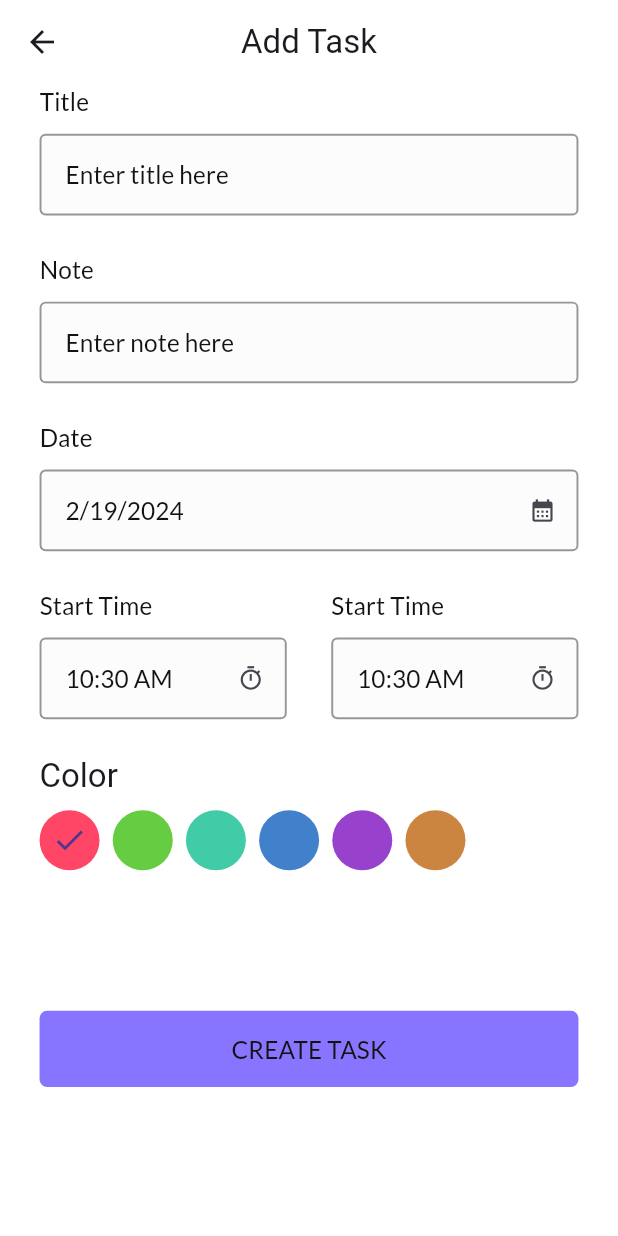
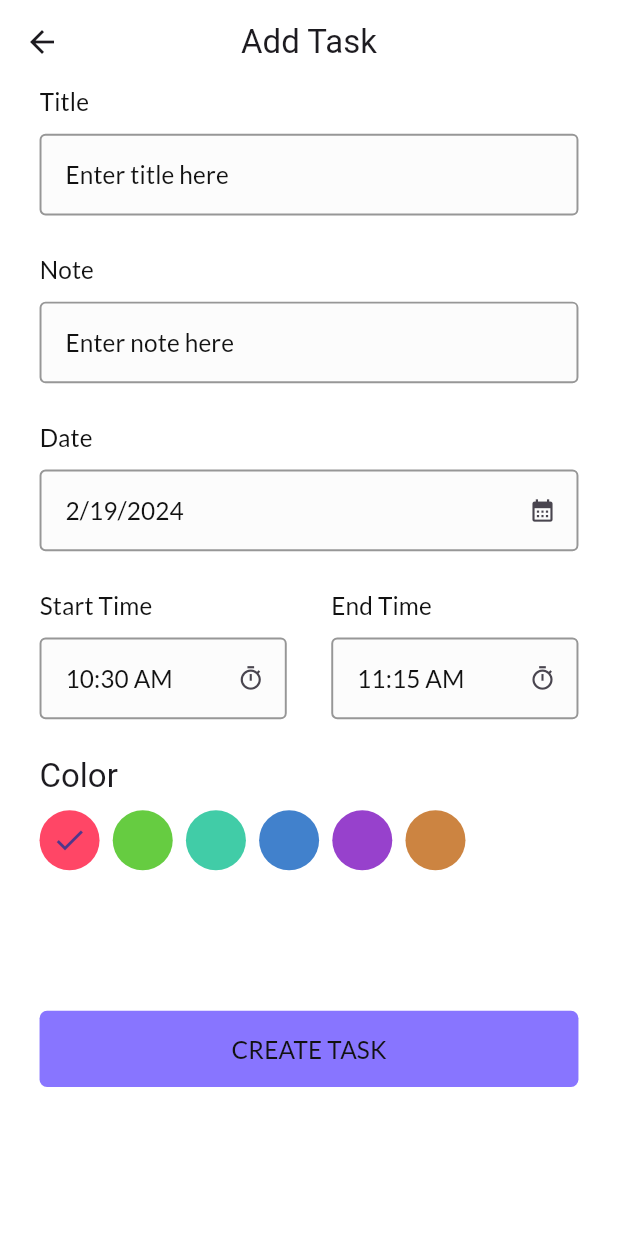
Before and after one commit to AbdoAlHady/UP_TODO, a Flutter app: the HomeScreen screen opened by its route, after a tap on the "add" icon, on a phone screen of 412 x 824 dp. Run offline on Flutter 3.47's test engine with Material 3 defaults, Android fonts, the phone set to English and light mode, and no system bars; our stand-ins replace date_picker_timeline, flutter_bloc, flutter_screenutil, get_it, google_fonts, shared_preferences and 1 more; accounts and stored records are empty.

Commit message:
add Task Cubit

```diff
--- a/lib/core/di/dependancy_jnjection.dart
+++ b/lib/core/di/dependancy_jnjection.dart
@@ -1,6 +1,7 @@
 import 'package:get_it/get_it.dart';
 import 'package:todo_app/core/database/cache_helper.dart';
 import 'package:todo_app/features/authentication/presentaion/cubit/on_boarding_cubit.dart';
+import 'package:todo_app/features/task/presentation/cubit/add_task_cubit.dart';
 
 final getIt = GetIt.instance;
 
@@ -10,4 +11,8 @@ Future<void> setupGetIt() async {
 
   // OnBoarding Cubit
   getIt.registerFactory<OnBoardingCubit>(() => OnBoardingCubit());
+
+  // Task Cubit
+  getIt.registerFactory<TaskCubit>(() => TaskCubit());
+
 }
--- /dev/null
+++ b/lib/features/task/data/model/task_model.dart
@@ -0,0 +1,21 @@
+class TaskModel {
+  final String title;
+  final String note;
+  final String startTime;
+  final String endTime;
+  final int color;
+  final String id;
+  final bool isComplete;
+  final String date;
+
+  TaskModel({
+    required this.title,
+    required this.note,
+    required this.startTime,
+    required this.endTime,
+    required this.date,
+    required this.id,
+    required this.isComplete,
+    required this.color,
+  });
+}
--- /dev/null
+++ b/lib/features/task/presentation/cubit/add_task_cubit.dart
@@ -0,0 +1,106 @@
+import 'package:flutter/material.dart';
+import 'package:flutter_bloc/flutter_bloc.dart';
+import 'package:intl/intl.dart';
+
+import '../../../../core/utils/app_colors.dart';
+import '../../data/model/task_model.dart';
+import 'add_task_state.dart';
+
+class TaskCubit extends Cubit<TaskState> {
+  TaskCubit() : super(TaskInitial());
+
+  TextEditingController title = TextEditingController();
+  TextEditingController note = TextEditingController();
+  String currentDate = DateFormat.yMd().format(DateTime.now());
+  String startTime = DateFormat('hh:mm a').format(DateTime.now());
+  String endTime = DateFormat('hh:mm a')
+      .format(DateTime.now().add(const Duration(minutes: 45)));
+  int currentIndex = 0;
+
+  //! Get Date
+  void getDate(context) async {
+    emit(GetDateLoadingState());
+    DateTime? selectedDate = await showDatePicker(
+      context: context,
+      firstDate: DateTime.now(),
+      lastDate: DateTime(2025),
+    );
+    if (selectedDate != null) {
+      currentDate = DateFormat.yMd().format(selectedDate);
+      emit(GetDateSuccessState());
+    } else {
+      emit(GetDateFailureState());
+    }
+  }
+
+  //! GetStartTime
+  void getSartTime(context) async {
+    emit(GetStartTimeLoadingState());
+    TimeOfDay? selectedStartTime = await showTimePicker(
+        context: context, initialTime: TimeOfDay.fromDateTime(DateTime.now()));
+    if (selectedStartTime != null) {
+      startTime = selectedStartTime.format(context);
+      emit(GetStartTimeSuccessState());
+    } else {
+      emit(GetStartTimeFailureState());
+    }
+  }
+
+  //! Get End Time
+  void getEndTime(context) async {
+    emit(GetEndTimeLoadingState());
+    TimeOfDay? selectedEndTime = await showTimePicker(
+        context: context, initialTime: TimeOfDay.fromDateTime(DateTime.now()));
+    if (selectedEndTime != null) {
+      endTime = selectedEndTime.format(context);
+      emit(GetEndTimeSuccessState());
+    } else {
+      emit(GetEndTimeFailureState());
+    }
+  }
+
+  //! Get Color
+    Color getColor(index) {
+    switch (index) {
+      case 0:
+        return AppColors.red;
+      case 1:
+        return AppColors.green;
+      case 2:
+        return AppColors.blueGrey;
+      case 3:
+        return AppColors.blue;
+      case 4:
+        return AppColors.purple;
+      case 5:
+        return AppColors.orange;
+      default:
+        return AppColors.grey;
+    }
+  }
+  void changeColorIndex(index) {
+    currentIndex = index;
+    emit(ChangeColorState());
+  }
+
+  List<TaskModel> tasksList = [
+    TaskModel(
+        title: 'Flutter',
+        id: '1',
+        note: 'Learn Dart',
+        startTime: '09:33 PM',
+        endTime: '09:45 PM',
+        isComplete: false,
+        color: 1,
+        date: '20/2/2023'),
+    TaskModel(
+        title: 'Node Js',
+        id: '2',
+        note: 'Learn JaveScript',
+        startTime: '09:33 PM',
+        endTime: '09:45 PM',
+        isComplete: true,
+        color: 3,
+        date: '20/2/2023'),
+  ];
+}
--- /dev/null
+++ b/lib/features/task/presentation/cubit/add_task_state.dart
@@ -0,0 +1,18 @@
+
+sealed class TaskState {}
+
+class TaskInitial extends TaskState {}
+
+class GetDateLoadingState extends TaskState{}
+class GetDateSuccessState extends TaskState{}
+class GetDateFailureState extends TaskState{}
+
+class GetStartTimeLoadingState extends TaskState{}
+class GetStartTimeSuccessState extends TaskState{}
+class GetStartTimeFailureState extends TaskState{}
+
+class GetEndTimeLoadingState extends TaskState{}
+class GetEndTimeSuccessState extends TaskState{}
+class GetEndTimeFailureState extends TaskState{}
+
+class ChangeColorState extends TaskState{}
--- a/lib/features/task/presentation/screens/home_screen/home_screen.dart
+++ b/lib/features/task/presentation/screens/home_screen/home_screen.dart
@@ -7,8 +7,7 @@ import 'package:todo_app/core/helpers/spacing.dart';
 import 'package:todo_app/core/routing/routes.dart';
 import 'package:todo_app/core/utils/app_colors.dart';
 import 'package:todo_app/core/utils/app_strings.dart';
-
-import 'widgets/task_item.dart';
+import 'package:todo_app/features/task/presentation/screens/home_screen/widgets/tasks_list_view.dart';
 
 class HomeScreen extends StatelessWidget {
   const HomeScreen({super.key});
@@ -19,7 +18,6 @@ class HomeScreen extends StatelessWidget {
       body: SafeArea(
         child: Padding(
           padding: EdgeInsets.symmetric(horizontal: 24.w, vertical: 10.h),
-          child: SingleChildScrollView(
           child: Column(
             crossAxisAlignment: CrossAxisAlignment.start,
             children: [
@@ -44,13 +42,9 @@ class HomeScreen extends StatelessWidget {
               ),
               verticalSapce(30),
 
-                // Empty Tasks
-                const TaskItem(),
-                const TaskItem(),
-                const TaskItem(),
-                const TaskItem(),
+              //! Task
+              const TasksListView(),
             ],
-            ),
           ),
         ),
       ),
--- a/lib/features/task/presentation/screens/home_screen/widgets/task_item.dart
+++ b/lib/features/task/presentation/screens/home_screen/widgets/task_item.dart
@@ -1,5 +1,8 @@
 import 'package:flutter/material.dart';
+import 'package:flutter_bloc/flutter_bloc.dart';
 import 'package:flutter_screenutil/flutter_screenutil.dart';
+import 'package:todo_app/features/task/data/model/task_model.dart';
+import 'package:todo_app/features/task/presentation/cubit/add_task_cubit.dart';
 import 'package:todo_app/features/task/presentation/screens/home_screen/widgets/task_status.dart';
 import '../../../../../../core/helpers/font_weight_helper.dart';
 import '../../../../../../core/helpers/spacing.dart';
@@ -9,8 +12,9 @@ import '../functions/show_bottom_sheet.dart';
 class TaskItem extends StatelessWidget {
   const TaskItem({
     super.key,
+    required this.task,
   });
-
+  final TaskModel task;
   @override
   Widget build(BuildContext context) {
     return GestureDetector(
@@ -19,11 +23,12 @@ class TaskItem extends StatelessWidget {
       },
       child: Container(
         margin: EdgeInsets.only(bottom: 10.h),
-        height: 128.h,
+        height: 130.h,
         width: double.infinity,
         padding: const EdgeInsets.all(8),
         decoration: BoxDecoration(
-            color: AppColors.green, borderRadius: BorderRadius.circular(16)),
+            color: context.read<TaskCubit>().getColor(task.color),
+            borderRadius: BorderRadius.circular(16)),
         child: Row(
           mainAxisAlignment: MainAxisAlignment.spaceBetween,
           children: [
@@ -33,7 +38,7 @@ class TaskItem extends StatelessWidget {
                 children: [
                   // Title
                   Text(
-                    'Task 1',
+                    task.title,
                     style: Theme.of(context)
                         .textTheme
                         .displayMedium
@@ -43,27 +48,34 @@ class TaskItem extends StatelessWidget {
                   // Time
                   Row(
                     children: [
-                      const Icon(Icons.watch_later_outlined,color: AppColors.white,),
+                      const Icon(
+                        Icons.watch_later_outlined,
+                        color: AppColors.white,
+                      ),
                       horizontalSpace(8),
                       Text(
-                        '09:33 PM - 09:48 PM',
-                        style: Theme.of(context).textTheme.titleSmall?.apply(color: AppColors.white),
+                        '${task.startTime}- ${task.endTime}',
+                        style: Theme.of(context)
+                            .textTheme
+                            .titleSmall
+                            ?.apply(color: AppColors.white),
                       ),
                     ],
                   ),
                   verticalSapce(8),
-                  // Description
+                  // Note
                   Text(
-                    'Learn Dart Learn Dart',
-                    style: Theme.of(context)
-                        .textTheme
-                        .displaySmall!
-                        .copyWith(fontWeight: FontWeightHelpers.regular,color: AppColors.white),
+                    task.note,
+                    style: Theme.of(context).textTheme.displaySmall!.copyWith(
+                        fontWeight: FontWeightHelpers.regular,
+                        color: AppColors.white),
                   ),
                 ],
               ),
             ),
-            const TaskStatus()
+            TaskStatus(
+              isComplete: task.isComplete,
+            )
           ],
         ),
       ),
--- a/lib/features/task/presentation/screens/home_screen/widgets/task_status.dart
+++ b/lib/features/task/presentation/screens/home_screen/widgets/task_status.dart
@@ -8,7 +8,9 @@ import '../../../../../../core/utils/app_strings.dart';
 class TaskStatus extends StatelessWidget {
   const TaskStatus({
     super.key,
+    required this.isComplete,
   });
+  final bool isComplete;
 
   @override
   Widget build(BuildContext context) {
@@ -21,10 +23,15 @@ class TaskStatus extends StatelessWidget {
             color: AppColors.white,
             width: 80.h,
             height: 1.w,
-
           ),
           verticalSapce(3),
-          Text(AppStrings.todo,style: Theme.of(context).textTheme.titleSmall?.apply(color: AppColors.white),)
+          Text(
+            isComplete ? AppStrings.compelete : AppStrings.todo,
+            style: Theme.of(context)
+                .textTheme
+                .titleSmall
+                ?.apply(color: AppColors.white),
+          )
         ],
       ),
     );
--- /dev/null
+++ b/lib/features/task/presentation/screens/home_screen/widgets/tasks_list_view.dart
@@ -0,0 +1,29 @@
+import 'package:flutter/material.dart';
+import 'package:flutter_bloc/flutter_bloc.dart';
+import 'package:todo_app/features/task/presentation/cubit/add_task_cubit.dart';
+import 'package:todo_app/features/task/presentation/cubit/add_task_state.dart';
+import 'package:todo_app/features/task/presentation/screens/home_screen/widgets/task_item.dart';
+
+class TasksListView extends StatelessWidget {
+  const TasksListView({super.key});
+
+  @override
+  Widget build(BuildContext context) {
+    return BlocBuilder<TaskCubit, TaskState>(
+      builder: (context, state) {
+        return Expanded(
+          child: ListView.builder(
+            // shrinkWrap: true,
+            // physics: const NeverScrollableScrollPhysics(),
+            itemCount: context.read<TaskCubit>().tasksList.length,
+            itemBuilder: (context, index) {
+              return TaskItem(
+                task: context.read<TaskCubit>().tasksList[index],
+              );
+            },
+          ),
+        );
+      },
+    );
+  }
+}
--- a/lib/features/task/presentation/screens/tasks_screen/add_task_screen.dart
+++ b/lib/features/task/presentation/screens/tasks_screen/add_task_screen.dart
@@ -1,8 +1,11 @@
+
 import 'package:flutter/material.dart';
+import 'package:flutter_bloc/flutter_bloc.dart';
 import 'package:flutter_screenutil/flutter_screenutil.dart';
 import 'package:todo_app/core/helpers/spacing.dart';
 import 'package:todo_app/core/utils/app_strings.dart';
 import 'package:todo_app/core/widgets/app_elveated_button.dart';
+import 'package:todo_app/features/task/presentation/cubit/add_task_cubit.dart';
 import 'package:todo_app/features/task/presentation/screens/tasks_screen/widgets/task_colors.dart';
 import 'package:todo_app/features/task/presentation/screens/tasks_screen/widgets/task_date.dart';
 import 'package:todo_app/features/task/presentation/screens/tasks_screen/widgets/task_duration_time.dart';
@@ -27,13 +30,13 @@ class AddTaskScreen extends StatelessWidget {
               Text(AppStrings.title,
                   style: Theme.of(context).textTheme.titleSmall),
               verticalSapce(10),
-              const AppTextFormField(hintText: AppStrings.titleHint),
+              AppTextFormField(hintText: AppStrings.titleHint,controller: context.read<TaskCubit>().title,),
               verticalSapce(24),
               // Note
               Text(AppStrings.note,
                   style: Theme.of(context).textTheme.titleSmall),
               verticalSapce(10),
-              const AppTextFormField(hintText: AppStrings.noteHint),
+              AppTextFormField(hintText: AppStrings.noteHint,controller: context.read<TaskCubit>().note),
               verticalSapce(24),
               // Date
               const TaskDate(),
--- a/lib/features/task/presentation/screens/tasks_screen/widgets/task_colors.dart
+++ b/lib/features/task/presentation/screens/tasks_screen/widgets/task_colors.dart
@@ -1,21 +1,17 @@
 import 'package:flutter/material.dart';
+import 'package:flutter_bloc/flutter_bloc.dart';
 import 'package:flutter_screenutil/flutter_screenutil.dart';
-import 'package:todo_app/core/utils/app_colors.dart';
+import 'package:todo_app/features/task/presentation/cubit/add_task_cubit.dart';
+import 'package:todo_app/features/task/presentation/cubit/add_task_state.dart';
 
 import '../../../../../../core/helpers/spacing.dart';
 import '../../../../../../core/utils/app_strings.dart';
 
-class TaskColors extends StatefulWidget {
+class TaskColors extends StatelessWidget {
   const TaskColors({
     super.key,
   });
 
-  @override
-  State<TaskColors> createState() => _TaskColorsState();
-}
-
-class _TaskColorsState extends State<TaskColors> {
-  int currentIndex = 0;
   @override
   Widget build(BuildContext context) {
     return Column(
@@ -26,46 +22,32 @@ class _TaskColorsState extends State<TaskColors> {
           style: Theme.of(context).textTheme.titleLarge,
         ),
         verticalSapce(8),
-        SizedBox(
+        BlocBuilder<TaskCubit, TaskState>(
+          builder: (context, state) {
+            return SizedBox(
               height: 40.h,
               child: ListView.separated(
                   scrollDirection: Axis.horizontal,
                   itemBuilder: (context, index) {
                     return GestureDetector(
                       onTap: () {
-                    setState(() {
-                      currentIndex = index;
-                    });
+                        context.read<TaskCubit>().changeColorIndex(index);
                       },
                       child: CircleAvatar(
-                    backgroundColor: getColor(index),
-                    child:currentIndex==index? const Icon(Icons.check):null,
+                        backgroundColor:
+                            context.read<TaskCubit>().getColor(index),
+                        child: context.read<TaskCubit>().currentIndex == index
+                            ? const Icon(Icons.check)
+                            : null,
                       ),
                     );
                   },
                   separatorBuilder: (context, index) => horizontalSpace(8),
                   itemCount: 6),
+            );
+          },
         )
       ],
     );
   }
-
-  Color getColor(index) {
-    switch (index) {
-      case 0:
-        return AppColors.red;
-      case 1:
-        return AppColors.green;
-      case 2:
-        return AppColors.blueGrey;
-      case 3:
-        return AppColors.blue;
-      case 4:
-        return AppColors.purple;
-      case 5:
-        return AppColors.orange;
-      default:
-        return AppColors.grey;
 }
-  }
-}
--- a/lib/features/task/presentation/screens/tasks_screen/widgets/task_date.dart
+++ b/lib/features/task/presentation/screens/tasks_screen/widgets/task_date.dart
@@ -1,50 +1,37 @@
 import 'package:flutter/material.dart';
-import 'package:intl/intl.dart';
+import 'package:flutter_bloc/flutter_bloc.dart';
+import 'package:todo_app/features/task/presentation/cubit/add_task_state.dart';
 
 import '../../../../../../core/helpers/spacing.dart';
 import '../../../../../../core/utils/app_strings.dart';
 import '../../../../../../core/widgets/app_text_form_field.dart';
+import '../../../cubit/add_task_cubit.dart';
 
-class TaskDate extends StatefulWidget {
+class TaskDate extends StatelessWidget {
   const TaskDate({super.key});
 
   @override
-  State<TaskDate> createState() => _TaskDateState();
-}
-
-class _TaskDateState extends State<TaskDate> {
-   DateTime currentDate = DateTime.now();
-
-  @override
   Widget build(BuildContext context) {
+    return BlocBuilder<TaskCubit, TaskState>(
+      builder: (context, state) {
         return Column(
           crossAxisAlignment: CrossAxisAlignment.start,
           children: [
-        Text(AppStrings.date, style: Theme.of(context).textTheme.titleSmall),
+            Text(AppStrings.date,
+                style: Theme.of(context).textTheme.titleSmall),
             verticalSapce(10),
             AppTextFormField(
               readOnly: true,
-          hintText: DateFormat.yMd().format(currentDate).toString(),
+              hintText: context.read<TaskCubit>().currentDate,
               suffixIcon: GestureDetector(
-              onTap: () async {
-                await selectDate(context);
+                  onTap: () {
+                    context.read<TaskCubit>().getDate(context);
                   },
                   child: const Icon(Icons.calendar_month_sharp)),
             ),
           ],
         );
-  }
-
-  Future<void> selectDate(BuildContext context) async {
-     DateTime? selectedDate = await showDatePicker(
-      context: context,
-      firstDate: DateTime.now(),
-      lastDate: DateTime(2025),
+      },
     );
-    if (selectedDate != null) {
-      setState(() {
-        currentDate = selectedDate;
-      });
   }
 }
-}
--- a/lib/features/task/presentation/screens/tasks_screen/widgets/task_duration_time.dart
+++ b/lib/features/task/presentation/screens/tasks_screen/widgets/task_duration_time.dart
@@ -1,4 +1,7 @@
 import 'package:flutter/material.dart';
+import 'package:flutter_bloc/flutter_bloc.dart';
+import 'package:todo_app/features/task/presentation/cubit/add_task_cubit.dart';
+import 'package:todo_app/features/task/presentation/cubit/add_task_state.dart';
 import 'package:todo_app/features/task/presentation/screens/tasks_screen/widgets/task_time.dart';
 import '../../../../../../core/helpers/spacing.dart';
 import '../../../../../../core/utils/app_strings.dart';
@@ -10,23 +13,27 @@ class TaskDurationTime extends StatelessWidget {
 
   @override
   Widget build(BuildContext context) {
+    return BlocBuilder<TaskCubit, TaskState>(
+      builder: (context, state) {
         return Row(
           mainAxisAlignment: MainAxisAlignment.spaceBetween,
           children: [
             TaskTime(
               title: AppStrings.startTime,
-          onTap: () async {
-            TimeOfDay? selectedTime = await showTimePicker(
-                    context: context,
-                    initialTime: TimeOfDay.fromDateTime(
-                      DateTime.now(),
-                    ),
-                  );
+              hint: context.read<TaskCubit>().startTime,
+              onTap: () {
+                context.read<TaskCubit>().getSartTime(context);
               },
             ),
             horizontalSpace(27),
-        const TaskTime(title: AppStrings.startTime),
+            TaskTime(
+              title: AppStrings.endTime,
+              onTap: () => context.read<TaskCubit>().getEndTime(context),
+              hint: context.read<TaskCubit>().endTime,
+            ),
           ],
+        );
+      },
     );
   }
 }
--- a/lib/features/task/presentation/screens/tasks_screen/widgets/task_time.dart
+++ b/lib/features/task/presentation/screens/tasks_screen/widgets/task_time.dart
@@ -1,15 +1,16 @@
 import 'package:flutter/material.dart';
-import 'package:intl/intl.dart';
-import 'package:todo_app/core/helpers/spacing.dart';
+  import 'package:todo_app/core/helpers/spacing.dart';
 import 'package:todo_app/core/widgets/app_text_form_field.dart';
 
 class TaskTime extends StatelessWidget {
   const TaskTime({
     super.key,
-    required this.title, this.onTap,
+    required this.title,
+    this.onTap, required this.hint,
   });
   final String title;
   final VoidCallback? onTap;
+  final String hint;
 
   @override
   Widget build(BuildContext context) {
@@ -20,11 +21,10 @@ class TaskTime extends StatelessWidget {
           Text(title, style: Theme.of(context).textTheme.titleSmall),
           verticalSapce(10),
           AppTextFormField(
-            hintText: DateFormat('hh:mm a').format(DateTime.now()),
+            hintText: hint,
             readOnly: true,
             suffixIcon: GestureDetector(
-                onTap: onTap,
-                child: const Icon(Icons.timer_outlined)),
+                onTap: onTap, child: const Icon(Icons.timer_outlined)),
           ),
         ],
       ),
```
Also changed, not shown: lib/core/bloc_observer/my_bloc_observer.dart (added, +20 -0 lines), lib/main.dart (+9 -2 lines), 1 other file. Lines whose indentation alone changed are shown as unchanged.
